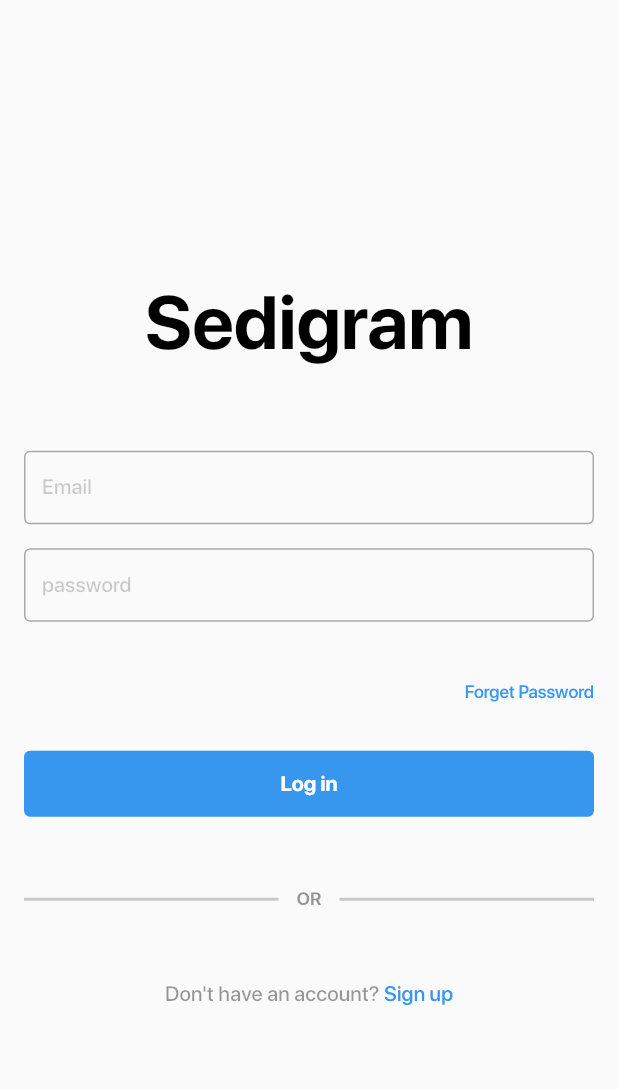
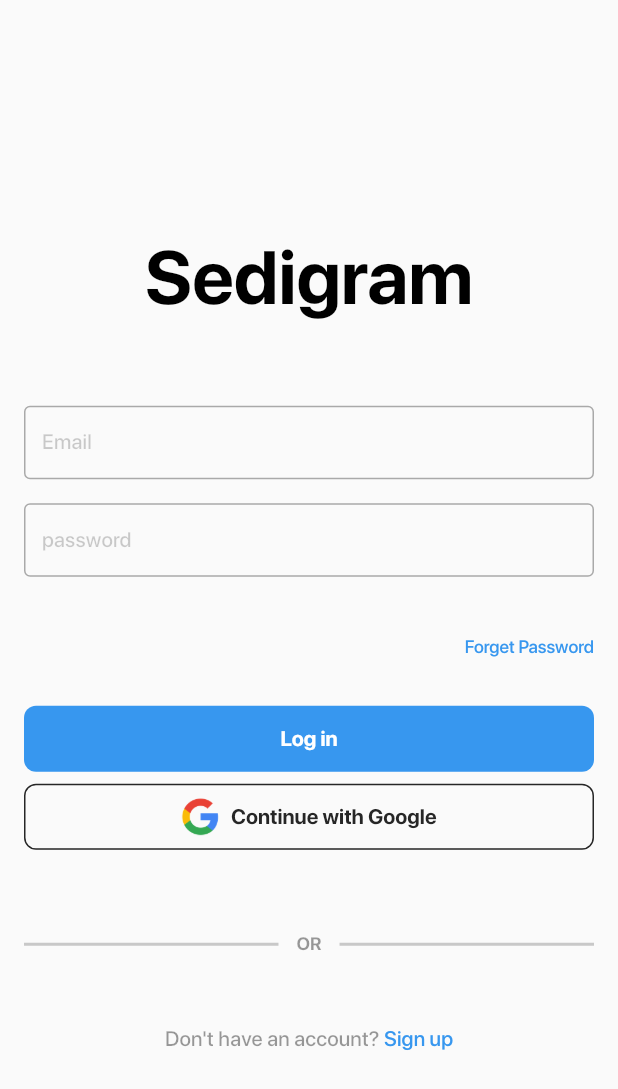
Before and after one commit to SediqeZangane/sedigram, a Flutter app: the screen it shows after launch, on a phone screen of 412 x 824 dp. Shown: the top 1089 px of the screen. Run offline on Flutter 3.47's test engine with Material 2 defaults, Android fonts, the phone set to English and light mode, and no system bars; our stand-ins replace firebase_auth, firebase_core, flutter_bloc, google_sign_in; missing offline and left inert: flutter_storage_path; accounts and stored records are empty; generated files the repository leaves out were written again.

Commit message:
use SubmitGoogleSignInEvent event add  Google button

```diff
--- a/lib/core/presentation/widget/primary_button.dart
+++ b/lib/core/presentation/widget/primary_button.dart
@@ -5,10 +5,18 @@ import 'package:sedigram/theme/presentation/dimens.dart';
 class PrimaryButton extends StatelessWidget {
   final String buttonName;
   final VoidCallback onPressed;
+  final Color? textColor;
+  final Color? bgColor;
+  final String? leadingImage;
+  final bool borderSide;
 
   const PrimaryButton({
     required this.buttonName,
     required this.onPressed,
+    this.textColor,
+    this.bgColor,
+    this.leadingImage,
+    this.borderSide = false,
     super.key,
   });
 
@@ -20,11 +28,35 @@ class PrimaryButton extends StatelessWidget {
         onPressed: onPressed,
         style: ButtonStyle(
           backgroundColor:
-              MaterialStateProperty.all(context.colorScheme.primary),
+              MaterialStateProperty.all(bgColor ?? context.colorScheme.primary),
+          shape: MaterialStateProperty.all(
+            RoundedRectangleBorder(
+              side: BorderSide(
+                color: borderSide
+                    ? context.colorScheme.onSurface
+                    : Colors.transparent,
+              ),
+              borderRadius: BorderRadius.circular(8),
+            ),
+          ),
         ),
-        child: Text(
-          buttonName,
-          style: context.textTheme.titleMedium?.copyWith(color: Colors.white),
+        child: Row(
+          mainAxisAlignment: MainAxisAlignment.center,
+          children: [
+            if (leadingImage != null)
+              SizedBox(
+                height: 25,
+                child: Padding(
+                  padding: const EdgeInsets.only(right: 8),
+                  child: Image.asset(leadingImage!),
+                ),
+              ),
+            Text(
+              buttonName,
+              style: context.textTheme.titleMedium
+                  ?.copyWith(color: textColor ?? Colors.white),
+            ),
+          ],
         ),
       ),
     );
--- a/lib/l10n/app_en.arb
+++ b/lib/l10n/app_en.arb
@@ -6,6 +6,7 @@
   "repeatPasswordTextField": "Repeat Password",
   "forgetPasswordText": "Forget Password",
   "loginCTA": "Log in",
+  "loginWithGoogleCTA": "Continue with Google",
   "signUpCTA": "Sign up",
   "authSeparatorText": "OR",
   "doNotHaveAccount": "Don't have an account? ",
--- a/lib/login/presentation/login_screen.dart
+++ b/lib/login/presentation/login_screen.dart
@@ -116,6 +116,32 @@ class _LoginScreenState extends State<LoginScreen> {
                     },
                   ),
                 ),
+                Padding(
+                  padding: const EdgeInsets.symmetric(
+                    horizontal: Dimens.medium,
+                    vertical: Dimens.smallX,
+                  ),
+                  child: BlocBuilder<AuthBloc, AuthState>(
+                    builder: (context, state) {
+                      if (state.isLoading) {
+                        return const Center(child: CircularProgressIndicator());
+                      } else {
+                        return PrimaryButton(
+                          buttonName: context.localization.loginWithGoogleCTA,
+                          onPressed: () {
+                            context.read<AuthBloc>().add(
+                                  SubmitGoogleSignInEvent(),
+                                );
+                          },
+                          textColor: context.colorScheme.onSurface,
+                          bgColor: context.colorScheme.onSurfaceVariant,
+                          leadingImage: 'assets/g.png',
+                          borderSide: true,
+                        );
+                      }
+                    },
+                  ),
+                ),
                 const SizedBox(height: Dimens.xxLarge),
                 const TextSeparatorWidget(),
                 const SizedBox(height: Dimens.xxLarge),
--- a/pubspec.yaml
+++ b/pubspec.yaml
@@ -31,6 +31,8 @@ dev_dependencies:
 flutter:
   uses-material-design: true
   generate: true
+  assets:
+    - assets/g.png
   fonts:
     - family: SFPro
       fonts:
```
Also changed, not shown: assets/g.png (added).
